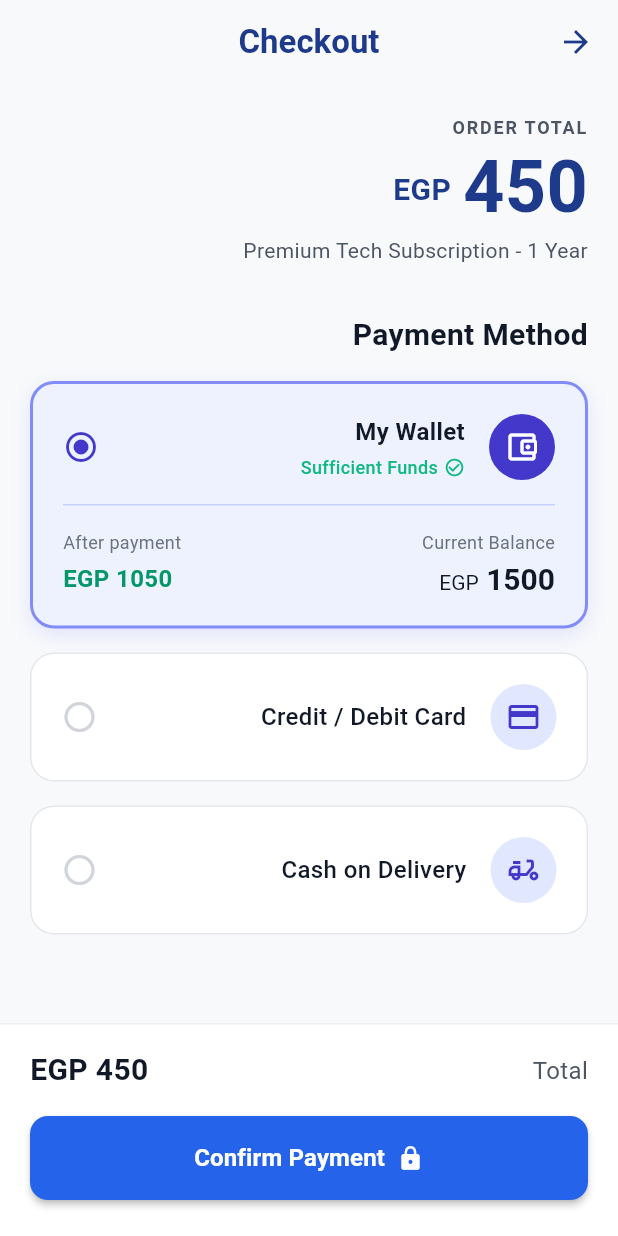
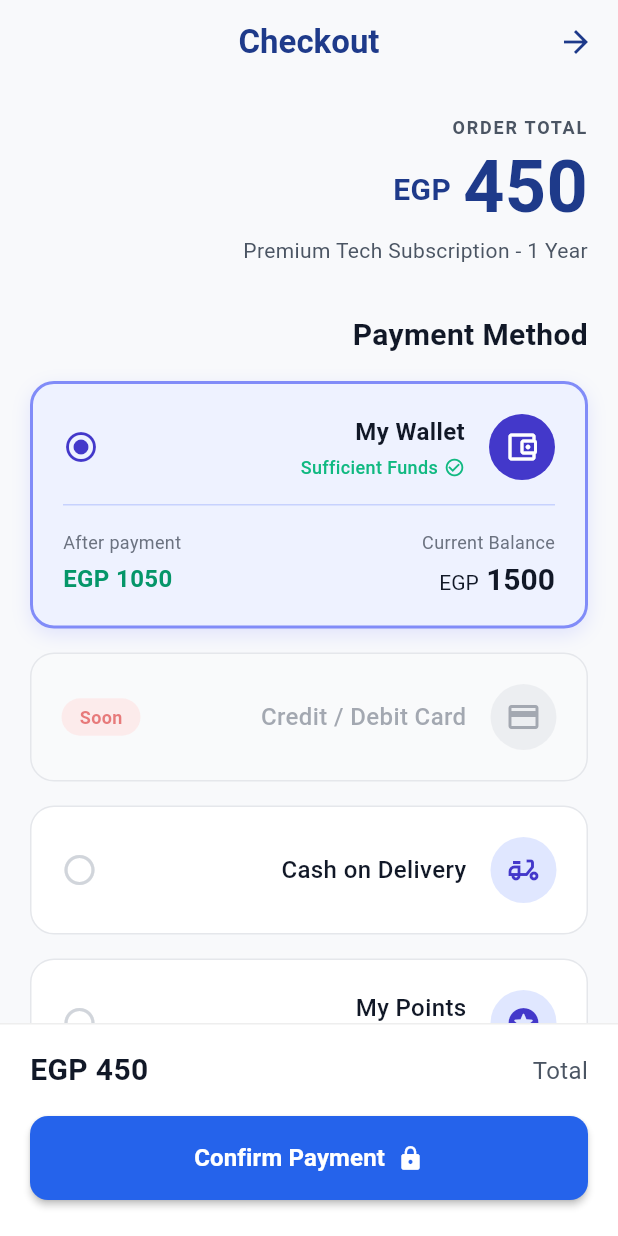
Before and after one commit to moustafaAwada/halal_app, a Flutter app: the CheckoutPage screen opened by its route, on a phone screen of 412 x 824 dp. Run offline on Flutter 3.47's test engine with Material 3 defaults, Android fonts, the phone set to English and light mode, and no system bars; our stand-ins replace cached_network_image, dartz, dio, equatable, flutter_bloc, flutter_secure_storage and 6 more; accounts and stored records are empty; Roboto replaces fonts that are missing (Cairo).

Commit message:
updated the Credit Card payment option UI to clearly indicate that it's disabled and coming soon

```diff
--- a/lib/features/checkout/presentation/pages/checkout_page.dart
+++ b/lib/features/checkout/presentation/pages/checkout_page.dart
@@ -151,6 +151,8 @@ class _CheckoutPageState extends State<CheckoutPage> {
                     _buildCardOption(),
                     const SizedBox(height: 16),
                     _buildCashOnDeliveryOption(),
+                    const SizedBox(height: 16),
+                    _buildPointsOption(),
                   ],
                 ),
               ),
@@ -401,29 +403,27 @@ class _CheckoutPageState extends State<CheckoutPage> {
   }
 
   Widget _buildCardOption() {
-    final bool isSelected = _selectedPaymentMethod == 2;
-
-    return GestureDetector(
-      onTap: () => setState(() => _selectedPaymentMethod = 2),
-      child: Container(
-        padding: const EdgeInsets.all(20),
-        decoration: BoxDecoration(
-          color: Colors.white,
-          borderRadius: BorderRadius.circular(16),
-          border: Border.all(
-            color: isSelected ? const Color(0xFF818CF8) : const Color(0xFFE5E7EB),
-            width: isSelected ? 2 : 1,
-          ),
+    return Container(
+      padding: const EdgeInsets.all(20),
+      decoration: BoxDecoration(
+        color: const Color(0xFFF9FAFB),
+        borderRadius: BorderRadius.circular(16),
+        border: Border.all(
+          color: const Color(0xFFE5E7EB),
+          width: 1,
         ),
+      ),
+      child: Opacity(
+        opacity: 0.6,
         child: Row(
           children: [
             Container(
               padding: const EdgeInsets.all(10),
               decoration: const BoxDecoration(
-                color: Color(0xFFE0E7FF),
+                color: Color(0xFFE5E7EB),
                 shape: BoxShape.circle,
               ),
-              child: const Icon(Icons.credit_card_outlined, color: Color(0xFF4338CA)),
+              child: const Icon(Icons.credit_card_outlined, color: Color(0xFF6B7280)),
             ),
             const SizedBox(width: 16),
             const Expanded(
@@ -432,13 +432,24 @@ class _CheckoutPageState extends State<CheckoutPage> {
                 style: TextStyle(
                   fontSize: 16,
                   fontWeight: FontWeight.w500,
-                  color: Color(0xFF111827),
+                  color: Color(0xFF6B7280),
                 ),
               ),
             ),
-            Icon(
-              isSelected ? Icons.radio_button_checked : Icons.radio_button_unchecked,
-              color: isSelected ? const Color(0xFF4338CA) : const Color(0xFFD1D5DB),
+            Container(
+              padding: const EdgeInsets.symmetric(horizontal: 12, vertical: 4),
+              decoration: BoxDecoration(
+                color: const Color(0xFFFEE2E2),
+                borderRadius: BorderRadius.circular(20),
+              ),
+              child: const Text(
+                'Soon',
+                style: TextStyle(
+                  fontSize: 12,
+                  fontWeight: FontWeight.bold,
+                  color: Color(0xFFDC2626),
+                ),
+              ),
             ),
           ],
         ),
@@ -480,6 +491,65 @@ class _CheckoutPageState extends State<CheckoutPage> {
                   fontWeight: FontWeight.w500,
                   color: Color(0xFF111827),
                 ),
+              ),
+            ),
+            Icon(
+              isSelected ? Icons.radio_button_checked : Icons.radio_button_unchecked,
+              color: isSelected ? const Color(0xFF4338CA) : const Color(0xFFD1D5DB),
+            ),
+          ],
+        ),
+      ),
+    );
+  }
+
+  Widget _buildPointsOption() {
+    final bool isSelected = _selectedPaymentMethod == 4;
+
+    return GestureDetector(
+      onTap: () => setState(() => _selectedPaymentMethod = 4),
+      child: Container(
+        padding: const EdgeInsets.all(20),
+        decoration: BoxDecoration(
+          color: Colors.white,
+          borderRadius: BorderRadius.circular(16),
+          border: Border.all(
+            color: isSelected ? const Color(0xFF818CF8) : const Color(0xFFE5E7EB),
+            width: isSelected ? 2 : 1,
+          ),
+        ),
+        child: Row(
+          children: [
+            Container(
+              padding: const EdgeInsets.all(10),
+              decoration: const BoxDecoration(
+                color: Color(0xFFE0E7FF),
+                shape: BoxShape.circle,
+              ),
+              child: const Icon(Icons.stars_rounded, color: Color(0xFF4338CA)),
+            ),
+            const SizedBox(width: 16),
+            const Expanded(
+              child: Column(
+                crossAxisAlignment: CrossAxisAlignment.start,
+                children: [
+                  Text(
+                    'My Points',
+                    style: TextStyle(
+                      fontSize: 16,
+                      fontWeight: FontWeight.w500,
+                      color: Color(0xFF111827),
+                    ),
+                  ),
+                  SizedBox(height: 4),
+                  Text(
+                    'Pay using your earned points',
+                    style: TextStyle(
+                      fontSize: 12,
+                      color: Color(0xFF6B7280),
+                    ),
+                  ),
+                ],
               ),
             ),
             Icon(
```
